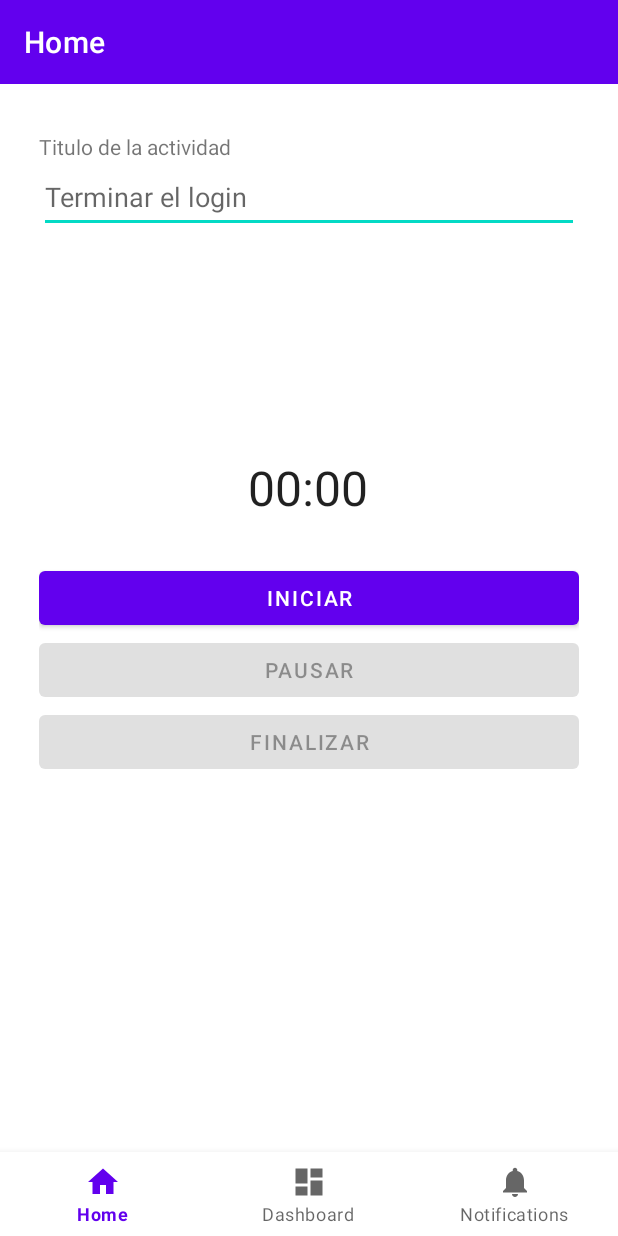
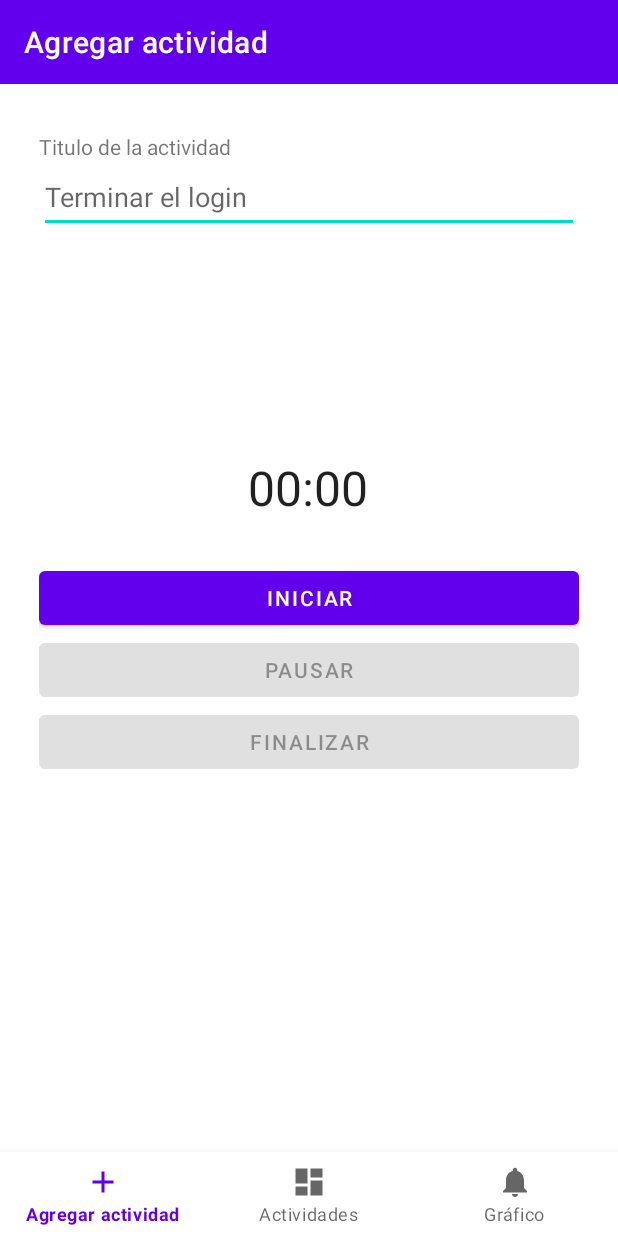
Before and after one commit to davidezq/timetrack, an Android app: the AddActivityFragment screen opened directly, with no data from a screen before it, on a phone screen of 412 x 824 dp. Run offline under Robolectric (Android 15) with nearby library versions, the phone set to English and light mode, and no system bars; our stand-ins replace Firebase (no records; nobody signed in at launch, a user with empty details on screens opened directly), navigation-ui.

Commit message:
Fix: Change a bottomMenu item
Change the 'home' item for 'add activity' item

```diff
--- a/app/src/main/java/com/example/timetrack/client/menu/MainActivity.kt
+++ b/app/src/main/java/com/example/timetrack/client/menu/MainActivity.kt
@@ -9,7 +9,6 @@ import androidx.navigation.findNavController
 import androidx.navigation.ui.AppBarConfiguration
 import androidx.navigation.ui.setupActionBarWithNavController
 import androidx.navigation.ui.setupWithNavController
-import com.example.timetrack.CustomDialog
 import com.example.timetrack.R
 import com.example.timetrack.auth.AuthClientActivity
 import com.example.timetrack.databinding.ActivityMainBinding
@@ -32,7 +31,7 @@ class MainActivity : AppCompatActivity() {
         // menu should be considered as top level destinations.
         val appBarConfiguration = AppBarConfiguration(
             setOf(
-                R.id.navigation_home, R.id.navigation_dashboard, R.id.navigation_notifications
+                R.id.navigation_add_activity, R.id.navigation_dashboard, R.id.navigation_notifications
             )
         )
         setupActionBarWithNavController(navController, appBarConfiguration)
--- a/app/src/main/java/com/example/timetrack/client/menu/ui/home/HomeFragment.kt
+++ b/app/src/main/java/com/example/timetrack/client/menu/ui/addActivity/AddActivityFragment.kt
@@ -1,4 +1,4 @@
-package com.example.timetrack.client.menu.ui.home
+package com.example.timetrack.client.menu.ui.addActivity
 
 import android.os.Bundle
 import android.os.SystemClock
@@ -9,15 +9,15 @@ import android.widget.Toast
 import androidx.fragment.app.Fragment
 import androidx.lifecycle.ViewModelProvider
 import com.example.timetrack.CustomDialog
-import com.example.timetrack.databinding.FragmentHomeBinding
+import com.example.timetrack.databinding.FragmentAddActivityBinding
 import com.google.firebase.auth.ktx.auth
 import com.google.firebase.firestore.FirebaseFirestore
 import com.google.firebase.ktx.Firebase
 import java.util.*
 
-class HomeFragment : Fragment(), CustomDialog.CustomDialogListener {
+class AddActivityFragment : Fragment(), CustomDialog.CustomDialogListener {
 
-    private var _binding: FragmentHomeBinding? = null
+    private var _binding: FragmentAddActivityBinding? = null
 
     // This property is only valid between onCreateView and
     // onDestroyView.
@@ -32,10 +32,10 @@ class HomeFragment : Fragment(), CustomDialog.CustomDialogListener {
         container: ViewGroup?,
         savedInstanceState: Bundle?
     ): View {
-        val homeViewModel =
-            ViewModelProvider(this).get(HomeViewModel::class.java)
+        val addActivityViewModel =
+            ViewModelProvider(this).get(AddActivityViewModel::class.java)
 
-        _binding = FragmentHomeBinding.inflate(inflater, container, false)
+        _binding = FragmentAddActivityBinding.inflate(inflater, container, false)
 
         val root: View = binding.root
 
--- a/app/src/main/java/com/example/timetrack/client/menu/ui/home/HomeViewModel.kt
+++ b/app/src/main/java/com/example/timetrack/client/menu/ui/addActivity/AddActivityViewModel.kt
@@ -1,10 +1,9 @@
-package com.example.timetrack.client.menu.ui.home
+package com.example.timetrack.client.menu.ui.addActivity
 
-import androidx.lifecycle.LiveData
 import androidx.lifecycle.MutableLiveData
 import androidx.lifecycle.ViewModel
 
-class HomeViewModel : ViewModel() {
+class AddActivityViewModel : ViewModel() {
     val time = MutableLiveData<Long>()
 
 }
--- /dev/null
+++ b/app/src/main/res/drawable/ic_add_activity_black_24dp.xml
@@ -0,0 +1,5 @@
+<vector android:height="24dp" android:tint="#000000"
+    android:viewportHeight="24" android:viewportWidth="24"
+    android:width="24dp" xmlns:android="http://schemas.android.com/apk/res/android">
+    <path android:fillColor="@android:color/white" android:pathData="M19,13h-6v6h-2v-6H5v-2h6V5h2v6h6v2z"/>
+</vector>
--- a/app/src/main/res/layout/fragment_home.xml
+++ b/app/src/main/res/layout/fragment_add_activity.xml
@@ -4,7 +4,7 @@
     xmlns:tools="http://schemas.android.com/tools"
     android:layout_width="match_parent"
     android:layout_height="match_parent"
-    tools:context=".client.menu.ui.home.HomeFragment">
+    tools:context=".client.menu.ui.addActivity.AddActivityFragment">
 
     <LinearLayout
         android:id="@+id/title_form"
--- a/app/src/main/res/menu/bottom_nav_menu.xml
+++ b/app/src/main/res/menu/bottom_nav_menu.xml
@@ -2,8 +2,8 @@
 <menu xmlns:android="http://schemas.android.com/apk/res/android">
 
     <item
-        android:id="@+id/navigation_home"
-        android:icon="@drawable/ic_home_black_24dp"
+        android:id="@+id/navigation_add_activity"
+        android:icon="@drawable/ic_add_activity_black_24dp"
         android:title="@string/title_home" />
     <item
         android:id="@+id/navigation_dashboard"
--- a/app/src/main/res/navigation/mobile_navigation.xml
+++ b/app/src/main/res/navigation/mobile_navigation.xml
@@ -3,13 +3,13 @@
     xmlns:app="http://schemas.android.com/apk/res-auto"
     xmlns:tools="http://schemas.android.com/tools"
     android:id="@+id/mobile_navigation"
-    app:startDestination="@+id/navigation_home">
+    app:startDestination="@+id/navigation_add_activity">
 
     <fragment
-        android:id="@+id/navigation_home"
-        android:name="com.example.timetrack.client.menu.ui.home.HomeFragment"
+        android:id="@+id/navigation_add_activity"
+        android:name="com.example.timetrack.client.menu.ui.addActivity.AddActivityFragment"
         android:label="@string/title_home"
-        tools:layout="@layout/fragment_home" />
+        tools:layout="@layout/fragment_add_activity" />
 
     <fragment
         android:id="@+id/navigation_dashboard"
--- a/app/src/main/res/values/strings.xml
+++ b/app/src/main/res/values/strings.xml
@@ -9,7 +9,6 @@
 
     <string name="menu_home">Crear usuario</string>
     <string name="menu_show_users">Mostrar usuarios</string>
-    <string name="menu_slideshow">Slideshow</string>
 
     <string name="hint_email">Email</string>
     <string name="hint_password">Password</string>
@@ -21,7 +20,7 @@
     <string name="title_Create_Account">Crear Cuenta</string>
     <string name="message_account_created">Cuenta creada</string>
     <string name="title_activity_main">MainActivity</string>
-    <string name="title_home">Home</string>
-    <string name="title_dashboard">Dashboard</string>
-    <string name="title_notifications">Notifications</string>
+    <string name="title_home">Agregar actividad</string>
+    <string name="title_dashboard">Actividades</string>
+    <string name="title_notifications">Gráfico</string>
 </resources>
```
